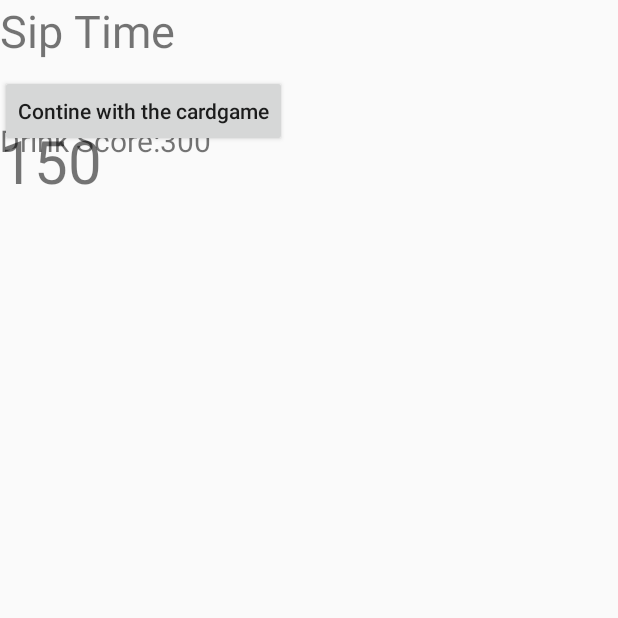
After one commit to nickvanderheijden/Kingsen, an Android app: the MiniGameResultActivity screen opened directly, with no data from a screen before it, on a phone screen of 412 x 824 dp, the top half of it. The commit adds this screen. Run offline under Robolectric (Android 15) with nearby library versions, the phone set to English and light mode, and no system bars.

Commit message:
Update mini game

```diff
--- a/Duo_App/app/build.gradle
+++ b/Duo_App/app/build.gradle
@@ -37,4 +37,5 @@ dependencies {
 
 
 
+
 apply plugin: 'com.google.gms.google-services'
--- a/Duo_App/app/src/main/AndroidManifest.xml
+++ b/Duo_App/app/src/main/AndroidManifest.xml
@@ -16,13 +16,13 @@
                 <category android:name="android.intent.category.LAUNCHER" />
             </intent-filter>
         </activity>
-
         <activity
             android:name=".HomeActivity"
             android:label="@string/title_activity_home"
             android:theme="@style/AppTheme" />
         <activity android:name=".GameActivity" />
-        <activity android:name=".LoginActivity"></activity>
+        <activity android:name=".LoginActivity" />
+        <activity android:name=".MiniGameResultActivity"></activity>
     </application>
 
 </manifest>
--- /dev/null
+++ b/Duo_App/app/src/main/java/org/fhict/fontys/kingsen/MiniGameResultActivity.java
@@ -0,0 +1,13 @@
+package org.fhict.fontys.kingsen;
+
+import android.support.v7.app.AppCompatActivity;
+import android.os.Bundle;
+
+public class MiniGameResultActivity extends AppCompatActivity {
+
+    @Override
+    protected void onCreate(Bundle savedInstanceState) {
+        super.onCreate(savedInstanceState);
+        setContentView(R.layout.activity_mini_game_result);
+    }
+}
--- /dev/null
+++ b/Duo_App/app/src/main/res/layout/activity_mini_game_result.xml
@@ -0,0 +1,40 @@
+<?xml version="1.0" encoding="utf-8"?>
+<RelativeLayout xmlns:android="http://schemas.android.com/apk/res/android"
+    xmlns:app="http://schemas.android.com/apk/res-auto"
+    xmlns:tools="http://schemas.android.com/tools"
+    android:layout_width="match_parent"
+    android:layout_height="match_parent"
+    tools:context="org.fhict.fontys.kingsen.MiniGameResultActivity">
+
+    <TextView
+        android:layout_width="wrap_content"
+        android:layout_height="wrap_content"
+        android:text="Sip Time"
+        android:textSize="30sp"
+        />
+    <TextView
+        android:id="@+id/scoreLabel"
+        android:layout_width="wrap_content"
+        android:layout_height="wrap_content"
+        android:text="150"
+        android:textSize="40sp"
+        android:layout_marginTop="80dp"
+        />
+    <TextView
+        android:id="@+id/highScoreLabel"
+        android:layout_width="wrap_content"
+        android:layout_height="wrap_content"
+        android:text="Drink Score:300"
+        android:textSize="20sp"
+        android:layout_marginTop="80dp"/>
+
+        <Button
+            android:layout_width="wrap_content"
+            android:layout_height="wrap_content"
+            android:layout_marginTop="50dp"
+            android:text="Contine with the cardgame"
+            android:textAllCaps="false"/>
+
+
+        />
+</RelativeLayout>
```
Also changed, not shown: Duo_App/app/src/main/java/org/fhict/fontys/kingsen/MiniGameActivity.java (+35 -5 lines), Duo_App/app/src/main/res/layout/activity_mini_game.xml (+9 -10 lines).
